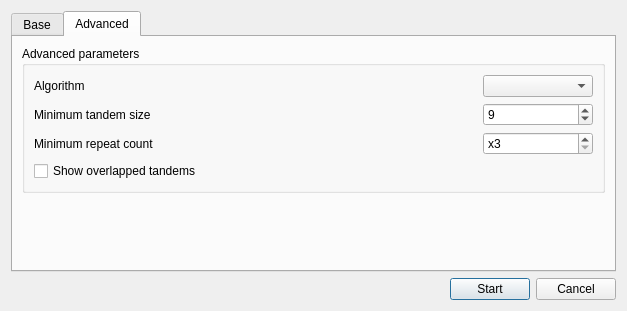
Before: the Qt Designer form src/plugins/repeat_finder/src/ui/FindTandemsDialog.ui in violethaze74/ugene, drawn with Qt 5.
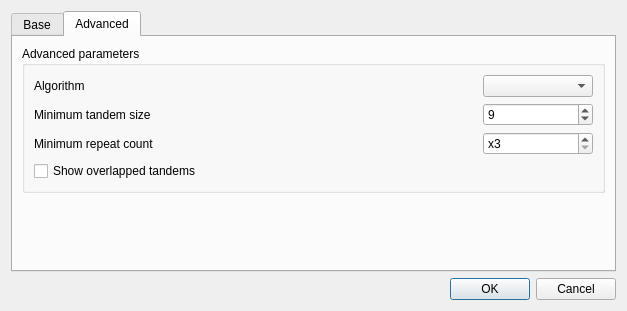
After: the same form once the commit is applied. Icons and pictures are not drawn.

Commit message: Help system for all dialogs, UI improvements for all dialogs.

Diff of the .ui file:
```diff
--- a/src/plugins/repeat_finder/src/ui/FindTandemsDialog.ui
+++ b/src/plugins/repeat_finder/src/ui/FindTandemsDialog.ui
@@ -338,52 +338,11 @@
     </widget>
    </item>
    <item>
-    <layout class="QHBoxLayout" name="horizontalLayout">
-     <item>
-      <widget class="QLabel" name="label">
-       <property name="text">
-        <string/>
-       </property>
-      </widget>
-     </item>
-     <item>
-      <widget class="QLabel" name="statusLabel">
-       <property name="text">
-        <string/>
-       </property>
-      </widget>
-     </item>
-     <item>
-      <spacer name="horizontalSpacer">
-       <property name="orientation">
-        <enum>Qt::Horizontal</enum>
-       </property>
-       <property name="sizeHint" stdset="0">
-        <size>
-         <width>40</width>
-         <height>20</height>
-        </size>
-       </property>
-      </spacer>
-     </item>
-     <item>
-      <widget class="QPushButton" name="startButton">
-       <property name="text">
-        <string>Start</string>
-       </property>
-       <property name="default">
-        <bool>true</bool>
-       </property>
-      </widget>
-     </item>
-     <item>
-      <widget class="QPushButton" name="cancelButton">
-       <property name="text">
-        <string>Cancel</string>
-       </property>
-      </widget>
-     </item>
-    </layout>
+    <widget class="QDialogButtonBox" name="buttonBox">
+     <property name="standardButtons">
+      <set>QDialogButtonBox::Cancel|QDialogButtonBox::Ok</set>
+     </property>
+    </widget>
    </item>
   </layout>
  </widget>
```
Left out of the diff: 64 changed lines with no effect on the pictures. The commit also changes 309 other files.
